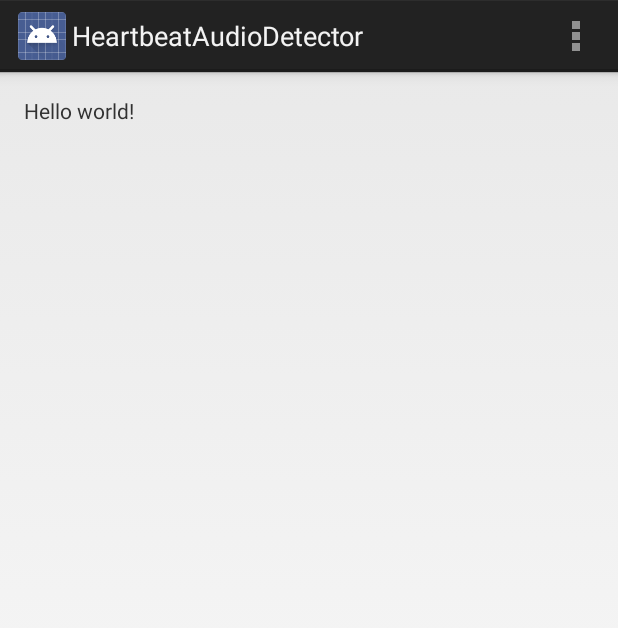
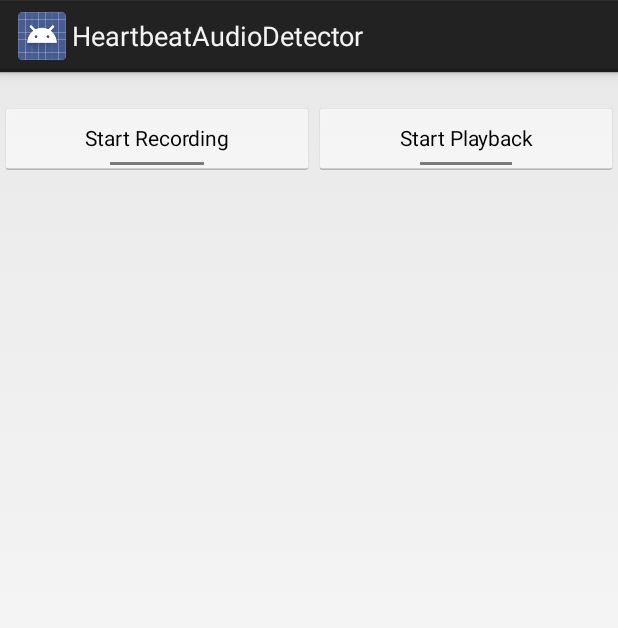
Before and after one commit to hanlindev/plugin_android_library, an Android app: the screen it shows after launch (RecordHeartbeat), on a phone screen of 412 x 824 dp. Shown: the top 628 px of the screen. Run offline under Robolectric (Android 15) with nearby library versions, the light colour scheme and no system bars.

Commit message:
First Version of HearbeatAudioDetector

```diff
--- a/HeartbeatAudioDetector/app/src/main/AndroidManifest.xml
+++ b/HeartbeatAudioDetector/app/src/main/AndroidManifest.xml
@@ -1,6 +1,12 @@
 <?xml version="1.0" encoding="utf-8"?>
 <manifest xmlns:android="http://schemas.android.com/apk/res/android"
     package="com.example.heartbeataudiodetector" >
+
+
+    <uses-permission android:name="android.permission.WRITE_EXTERNAL_STORAGE" />
+    <uses-permission android:name="android.permission.RECORD_AUDIO" />
+    <uses-permission android:name="android.permission.MODIFY_AUDIO_SETTINGS" />
+    <uses-permission android:name="android.permission.BROADCAST_STICKY" />
 
     <application
         android:allowBackup="true"
--- a/HeartbeatAudioDetector/app/src/main/res/layout/activity_record_heartbeat.xml
+++ b/HeartbeatAudioDetector/app/src/main/res/layout/activity_record_heartbeat.xml
@@ -1,16 +1,25 @@
-<RelativeLayout xmlns:android="http://schemas.android.com/apk/res/android"
-    xmlns:tools="http://schemas.android.com/tools"
+<?xml version="1.0" encoding="utf-8"?>
+<LinearLayout xmlns:android="http://schemas.android.com/apk/res/android"
     android:layout_width="match_parent"
     android:layout_height="match_parent"
-    android:paddingLeft="@dimen/activity_horizontal_margin"
-    android:paddingRight="@dimen/activity_horizontal_margin"
-    android:paddingTop="@dimen/activity_vertical_margin"
-    android:paddingBottom="@dimen/activity_vertical_margin"
-    tools:context=".RecordHeartbeat">
+    android:orientation="horizontal" >
 
-    <TextView
-        android:text="@string/hello_world"
+    <ToggleButton
+        android:id="@+id/record_button"
         android:layout_width="wrap_content"
-        android:layout_height="wrap_content" />
+        android:layout_height="wrap_content"
+        android:layout_marginTop="20dip"
+        android:layout_weight="1"
+        android:textOn="@string/stop_recording_string"
+        android:textOff="@string/start_recording_string"/>
 
-</RelativeLayout>
+    <ToggleButton
+        android:id="@+id/play_button"
+        android:layout_width="wrap_content"
+        android:layout_height="wrap_content"
+        android:layout_marginTop="20dip"
+        android:layout_weight="1"
+        android:textOff="@string/start_playback_string"
+        android:textOn="@string/stop_playback_string"/>
+
+</LinearLayout>
--- a/HeartbeatAudioDetector/app/src/main/res/values/strings.xml
+++ b/HeartbeatAudioDetector/app/src/main/res/values/strings.xml
@@ -1,8 +1,9 @@
 <?xml version="1.0" encoding="utf-8"?>
 <resources>
-
     <string name="app_name">HeartbeatAudioDetector</string>
-    <string name="hello_world">Hello world!</string>
+    <string name="stop_recording_string">Stop Recording</string>
+    <string name="start_recording_string">Start Recording</string>
+    <string name="start_playback_string">Start Playback</string>
+    <string name="stop_playback_string">Stop Playback</string>
     <string name="action_settings">Settings</string>
-
 </resources>
```
Also changed, not shown: HeartbeatAudioDetector/app/src/main/java/HeartbeatProcessor.java (added, +13 -0 lines), HeartbeatAudioDetector/app/src/main/java/com/example/heartbeataudiodetector/RecordHeartbeat.java (+196 -16 lines).
